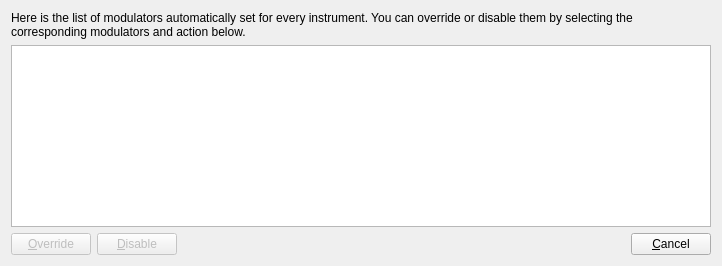
The window that sources/editor/tools/default_mod/tooldefaultmod_gui.ui (davy7125/polyphone) describes before a commit, drawn with Qt 5.
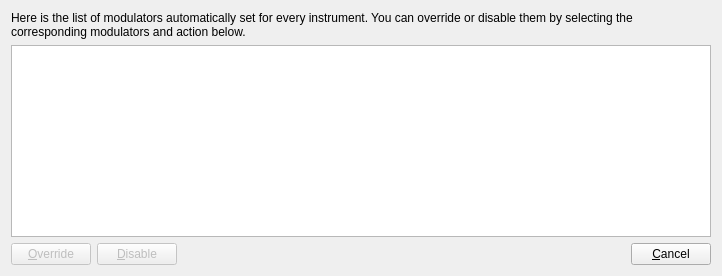
The same window after the commit. Custom widgets are drawn as their Qt base class.

Diff of the .ui file:
```diff
--- a/sources/editor/tools/default_mod/tooldefaultmod_gui.ui
+++ b/sources/editor/tools/default_mod/tooldefaultmod_gui.ui
@@ -7,7 +7,7 @@
     <x>0</x>
     <y>0</y>
     <width>718</width>
-    <height>266</height>
+    <height>276</height>
    </rect>
   </property>
   <property name="windowTitle">
```
Left out of the diff: 6 changed lines with no effect on the pictures.
